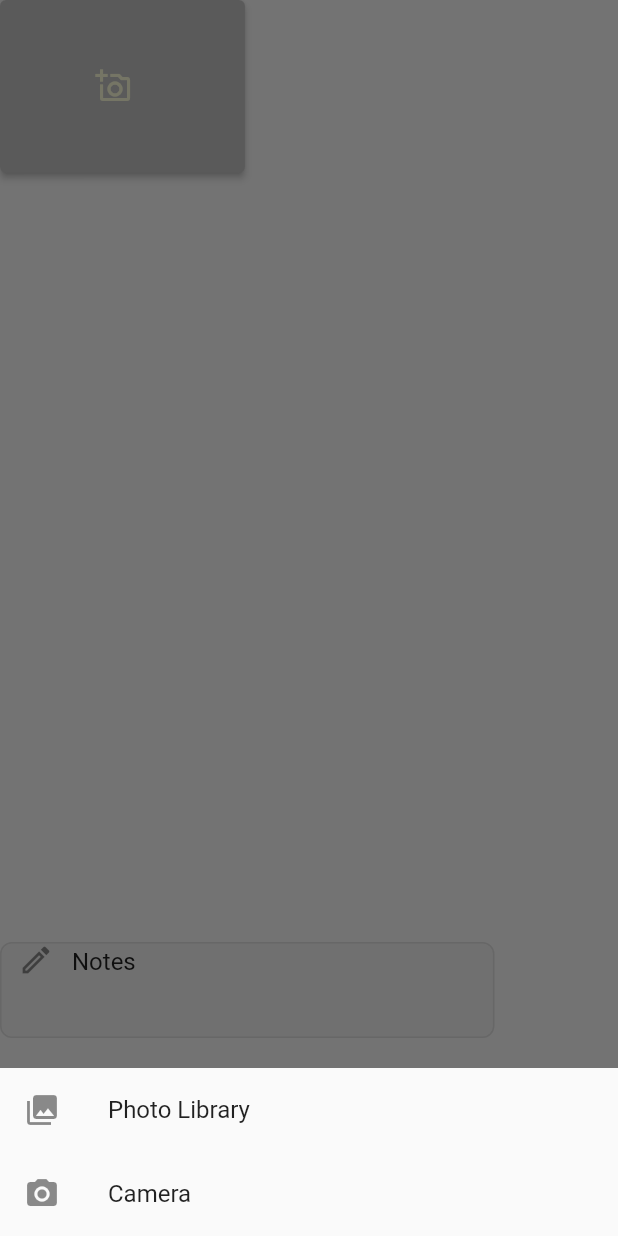
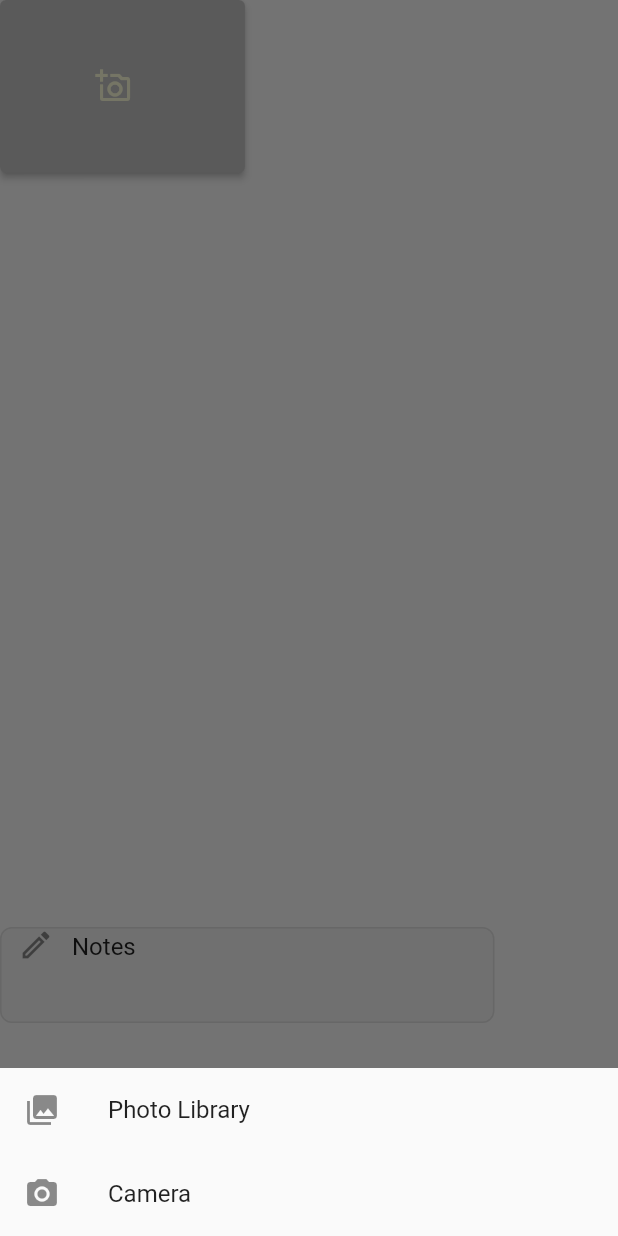
Before and after one commit to Fabs97/DIMA, a Flutter app: the SharedForm widget shown alone on an empty page, opened directly, after a tap on the "add a photo" icon, on a phone screen of 412 x 824 dp. Run offline on Flutter 3.47's test engine with Material 2 defaults, Android fonts, the phone set to English and light mode, and no system bars; our stand-ins replace email_validator, firebase_auth, firebase_core, firebase_storage, flutter_svg, google_maps_flutter and 6 more; missing offline and left inert: flutter_facebook_auth, flutter_twitter_login, github_sign_in, steps_indicator; accounts and stored records are empty; network calls fail.

Commit message:
[Frontend] - Finalization shared form

```diff
--- a/citylife/lib/screens/impressions/newImpression.dart
+++ b/citylife/lib/screens/impressions/newImpression.dart
@@ -94,7 +94,8 @@ class _NewImpressionState extends State<NewImpression> {
                     ),
                   ),
                   child: Padding(
-                    padding: const EdgeInsets.all(8.0),
+                    padding: const EdgeInsets.only(
+                        left: 8.0, right: 8.0, top: 14.0, bottom: 14.0),
                     child: Column(
                       children: [
                         Padding(
--- a/citylife/lib/screens/impressions/structural/local_widget/structuralForm.dart
+++ b/citylife/lib/screens/impressions/structural/local_widget/structuralForm.dart
@@ -17,7 +17,7 @@ class _StructuralFormState extends State<StructuralForm> {
     return LayoutBuilder(
         builder: (context, constraints) => Container(
               width: constraints.maxWidth * 0.9,
-              height: constraints.maxHeight,
+              height: constraints.maxHeight * 0.6,
               child: Column(
                 mainAxisAlignment: MainAxisAlignment.spaceEvenly,
                 children: [
--- a/citylife/lib/screens/impressions/structural/structuralImpression.dart
+++ b/citylife/lib/screens/impressions/structural/structuralImpression.dart
@@ -25,7 +25,6 @@ class _StructuralImpressionState extends State<StructuralImpression> {
     return MultiProvider(
       providers: [
         ChangeNotifierProvider.value(value: CLStructural()),
-        ChangeNotifierProvider.value(value: CLImpression()),
       ],
       builder: (context, _) {
         return Scaffold(
--- a/citylife/lib/screens/my_impressions/local_widgets/impression_detail.dart
+++ b/citylife/lib/screens/my_impressions/local_widgets/impression_detail.dart
@@ -1,9 +1,7 @@
-import 'package:citylife/models/cl_impression.dart';
 import 'package:citylife/models/cl_structural.dart';
 import 'package:citylife/screens/my_impressions/local_widgets/impression_detail_state.dart';
 import 'package:citylife/services/storage_service.dart';
 import 'package:citylife/utils/emotional_utils.dart';
-import 'package:flutter/gestures.dart';
 import 'package:flutter/material.dart';
 import 'package:google_maps_flutter/google_maps_flutter.dart';
 import 'package:provider/provider.dart';
--- a/citylife/lib/screens/my_impressions/local_widgets/impression_detail_state.dart
+++ b/citylife/lib/screens/my_impressions/local_widgets/impression_detail_state.dart
@@ -27,6 +27,8 @@ class ImpressionDetailState with ChangeNotifier {
   void initState(CLImpression impression, StorageService storage) async {
     // retrieve images from firebase storage
     // TODO: from this a list of paths must come out and be stored in this.images
-    List<DownloadTask> tasks = storage.downloadImageList(impression.images);
+    //la riga sotto l'ho commentata perché mi dava errore
+    // TODO: scommentare la riga sotto
+    //List<DownloadTask> tasks = storage.downloadImageList(impression.images);
   }
 }
--- a/citylife/lib/widgets/sharedForm.dart
+++ b/citylife/lib/widgets/sharedForm.dart
@@ -8,6 +8,9 @@ import 'package:image_picker/image_picker.dart';
 import 'package:provider/provider.dart';
 
 class SharedForm extends StatefulWidget {
+  List<File> imageList;
+
+  SharedForm({Key key, this.imageList}) : super(key: key);
   @override
   _SharedFormState createState() => _SharedFormState();
 }
@@ -15,7 +18,6 @@ class SharedForm extends StatefulWidget {
 class _SharedFormState extends State<SharedForm> {
   bool fromGallery;
   File imageFile;
-  List<File> _imageList;
   List<Widget> gridView;
 
   @override
@@ -24,13 +26,13 @@ class _SharedFormState extends State<SharedForm> {
     imageList = <File>[];
   }
 
-  List<File> get imageList => _imageList;
+  List<File> get imageList => widget.imageList;
 
   set imageList(value) {
-    _imageList = value;
+    widget.imageList = value;
     gridView = [
       _addNewImage(),
-      ..._imageList
+      ...widget.imageList
           .map((e) => Image(
                 image: FileImage(e),
                 fit: BoxFit.fill,
@@ -41,39 +43,40 @@ class _SharedFormState extends State<SharedForm> {
 
   @override
   Widget build(BuildContext context) {
-    final sharedImpression = context.watch<CLImpression>();
     return LayoutBuilder(
         builder: (context, constraints) => Container(
               width: constraints.maxWidth * 0.8,
               height: constraints.maxHeight,
-              child: Column(
+              child: Consumer<CLImpression>(
+                builder: (context, impression, _) => Column(
                   children: [
                     Container(
                       height: constraints.maxHeight * 0.75,
                       child: GridView.builder(
-                        gridDelegate: SliverGridDelegateWithFixedCrossAxisCount(
+                          gridDelegate:
+                              SliverGridDelegateWithFixedCrossAxisCount(
                                   crossAxisCount: 2,
                                   childAspectRatio: 122.0 / 86.0,
                                   crossAxisSpacing: 3,
                                   mainAxisSpacing: 3),
                           itemCount: gridView.length,
                           itemBuilder: (BuildContext context, index) {
-                          // TODO: save images
                             return gridView[index];
                           }),
                     ),
-                  Padding(
-                    padding: const EdgeInsets.only(top: 10.0),
-                    child: TextFormField(
+                    TextFormField(
                       maxLines: 3,
                       initialValue: "Notes",
                       decoration: InputDecoration(
                         prefixIcon: Padding(
                           padding: const EdgeInsets.only(bottom: 40.0),
                           child: Icon(Icons.edit_outlined),
-                        ))),
-                  )
+                        ),
+                      ),
+                      onChanged: (v) => impression.notes = v,
+                    ),
                   ],
+                ),
               ),
             ));
   }
@@ -81,7 +84,6 @@ class _SharedFormState extends State<SharedForm> {
   _getPhoto(value) async {
     PickedFile pickedFile = await ImagePicker().getImage(
       source: value ? ImageSource.gallery : ImageSource.camera,
-      // TODO: fix dimensions
       maxWidth: 122,
       maxHeight: 86,
     );
```
Also changed, not shown: citylife/lib/models/cl_impression.dart (+12 -0 lines), citylife/lib/screens/impressions/emotional/emotionalImpression.dart (+22 -4 lines), citylife/lib/screens/impressions/emotional/local_widget/emotionalForm.dart (+64 -7 lines). Lines whose indentation alone changed are shown as unchanged.
